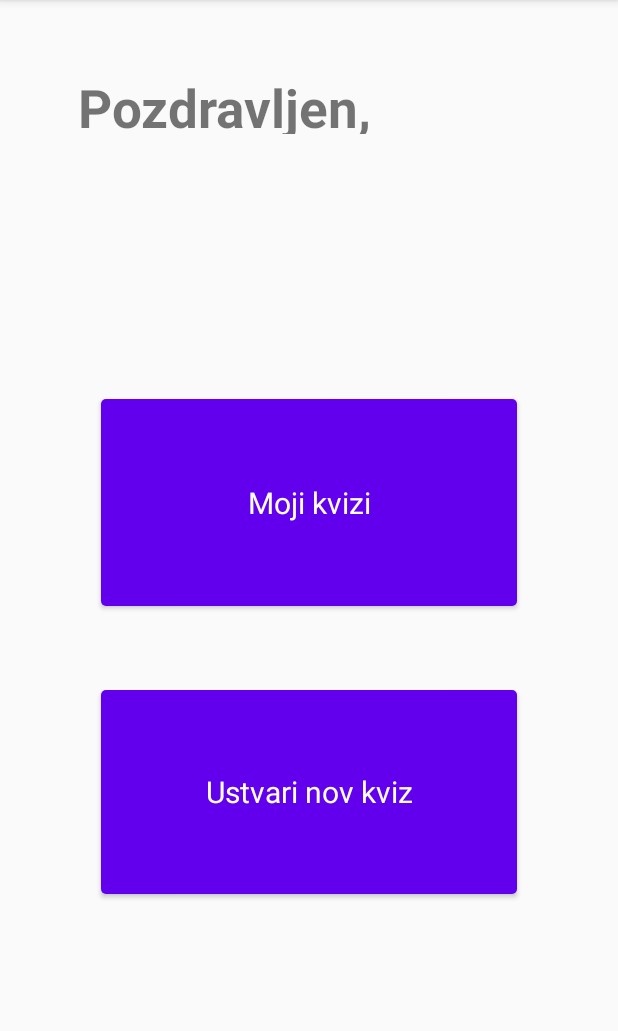
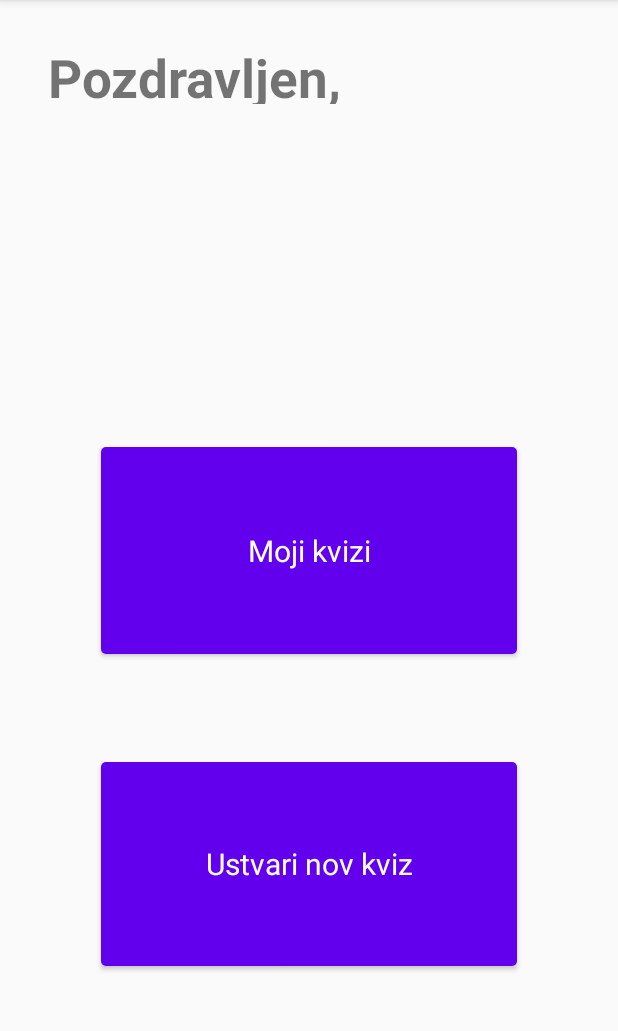
Before and after one commit to codeGal07/kvizko-app, an Android app: the screen it shows after launch (BasicPageActvity), after a tap on "SIGN IN OR REGISTER", on a phone screen of 412 x 824 dp, the part 84-1115 px from its top. Run offline under Robolectric (Android 15) with nearby library versions, the phone set to English and light mode, and no system bars; our stand-ins replace Firebase (no records; nobody signed in at launch, a user with empty details on screens opened directly).

```diff
--- a/app/src/main/AndroidManifest.xml
+++ b/app/src/main/AndroidManifest.xml
@@ -9,6 +9,9 @@
         android:roundIcon="@mipmap/ic_launcher_round"
         android:supportsRtl="true"
         android:theme="@style/AppTheme">
+        <activity
+            android:name=".UstvariNovKvizActivity"
+            android:exported="false" />
         <activity
             android:name=".IzbranKvizActivity"
             android:exported="false" />
--- a/app/src/main/java/si/uni_lj/fri/pbd/mojkvizko/BasicPageActvity.java
+++ b/app/src/main/java/si/uni_lj/fri/pbd/mojkvizko/BasicPageActvity.java
@@ -17,18 +17,23 @@ public class BasicPageActvity extends AppCompatActivity {
         super.onCreate(savedInstanceState);
         setContentView(R.layout.activity_basic_page);
 
-        String user_mail = getIntent().getStringExtra("EXTRA_MAIL");
+        String uporabnisko_ime = getIntent().getStringExtra("EXTRA_UPORABNISKO_IME");
         name = (TextView) findViewById(R.id.textMail);
-        name.setText(user_mail);
+        name.setText(uporabnisko_ime);
 
     }
 
-
     public void mojiKvizi(View view) {
         Intent intent = new Intent(this, MojiKviziActivity.class);
+        intent.putExtra("EXTRA_UPORABNISKO_IME", name.getText().toString());
         startActivity(intent);
 
     }
 
+    public void ustvariNovKviz(View view) {
+        Intent intent = new Intent(this, UstvariNovKvizActivity.class);
+        startActivity(intent);
+    }
+
 
 }
--- a/app/src/main/java/si/uni_lj/fri/pbd/mojkvizko/CourseAdapter.java
+++ b/app/src/main/java/si/uni_lj/fri/pbd/mojkvizko/CourseAdapter.java
@@ -36,7 +36,6 @@ public class CourseAdapter extends RecyclerView.Adapter<CourseAdapter.Viewholder
         // to set data to textview and imageview of each card layout
         CourseModel model = courseModelArrayList.get(position);
         holder.courseNameTV.setText(model.getCourse_name());
-        holder.courseRatingTV.setText("" + model.getCourse_rating());
         holder.courseIV.setImageResource(model.getCourse_image());
     }
 
@@ -58,7 +57,6 @@ public class CourseAdapter extends RecyclerView.Adapter<CourseAdapter.Viewholder
             super(itemView);
             courseIV = itemView.findViewById(R.id.idIVCourseImage);
             courseNameTV = itemView.findViewById(R.id.idTVCourseName);
-            courseRatingTV = itemView.findViewById(R.id.idTVCourseRating);
             this.onItemClickListener = onItemClickListener;
 
             itemView.setOnClickListener(this);
@@ -71,7 +69,6 @@ public class CourseAdapter extends RecyclerView.Adapter<CourseAdapter.Viewholder
     }
 
 
-
     public interface OnItemClickListener {
         void onItemClick( int position);
     }
--- a/app/src/main/java/si/uni_lj/fri/pbd/mojkvizko/IzbranKvizActivity.java
+++ b/app/src/main/java/si/uni_lj/fri/pbd/mojkvizko/IzbranKvizActivity.java
@@ -56,8 +56,6 @@ public class IzbranKvizActivity extends AppCompatActivity {
 
     }
 
-
-
     public void updateVpasanje(View view){
         currentIndex = (currentIndex + 1) % vprasanjeBank.length;
         vprasanje.setText(vprasanjeBank[currentIndex].getVprasanje());
--- /dev/null
+++ b/app/src/main/java/si/uni_lj/fri/pbd/mojkvizko/KvizModel.java
@@ -0,0 +1,29 @@
+package si.uni_lj.fri.pbd.mojkvizko;
+
+import java.util.List;
+
+public class KvizModel {
+    private String imeKviza;
+    private List<VprasanjeModel> vprasanjeModelList;
+
+    public KvizModel(String imeKviza, List<VprasanjeModel> vprasanjeModelList) {
+        this.imeKviza = imeKviza;
+        this.vprasanjeModelList = vprasanjeModelList;
+    }
+
+    public String getImeKviza() {
+        return imeKviza;
+    }
+
+    public void setImeKviza(String imeKviza) {
+        this.imeKviza = imeKviza;
+    }
+
+    public List<VprasanjeModel> getVprasanjeModelList() {
+        return vprasanjeModelList;
+    }
+
+    public void setVprasanjeModelList(List<VprasanjeModel> vprasanjeModelList) {
+        this.vprasanjeModelList = vprasanjeModelList;
+    }
+}
--- a/app/src/main/java/si/uni_lj/fri/pbd/mojkvizko/LoginActivity.java
+++ b/app/src/main/java/si/uni_lj/fri/pbd/mojkvizko/LoginActivity.java
@@ -3,26 +3,136 @@ package si.uni_lj.fri.pbd.mojkvizko;
 import android.content.Intent;
 import android.os.Bundle;
 
+import androidx.annotation.NonNull;
 import androidx.appcompat.app.AppCompatActivity;
 
+import android.util.Log;
 import android.view.View;
+import android.widget.Button;
 import android.widget.EditText;
+
+import com.google.android.gms.tasks.OnFailureListener;
+import com.google.android.gms.tasks.OnSuccessListener;
+import com.google.firebase.firestore.FirebaseFirestore;
+
+import java.util.ArrayList;
+import java.util.HashMap;
+import java.util.Map;
 
 
 public class LoginActivity extends AppCompatActivity {
     EditText mail;
+    EditText password;
+    Button btn;
+    FirebaseFirestore db;
+
+    ArrayList<VprasanjeModel> vprasanjaList1_u1 = new ArrayList<VprasanjeModel>();
+    ArrayList<VprasanjeModel> vprasanjaList2_u1 = new ArrayList<VprasanjeModel>();
+    ArrayList<KvizModel> kvizModelList_u1 = new ArrayList<KvizModel>();
+
+    ArrayList<VprasanjeModel> vprasanjaList1_u2 = new ArrayList<VprasanjeModel>();
+    ArrayList<VprasanjeModel> vprasanjaList2_u2 = new ArrayList<VprasanjeModel>();
+    ArrayList<KvizModel> kvizModelList_u2 = new ArrayList<KvizModel>();
     @Override
     public void onCreate(Bundle savedInstanceState) {
         super.onCreate(savedInstanceState);
         setContentView(R.layout.activity_login);
+        mail = findViewById(R.id.username);
+        password = findViewById(R.id.password);
+        btn = findViewById(R.id.login);
+
+        db = FirebaseFirestore.getInstance();
+
+//        btn.setOnClickListener(v ->
+//        {
+//            Map<String, Object> user = new HashMap<>();
+//            user.put("Email", mail.getText().toString());
+//            user.put("Geslo", password.getText().toString());
+//
+//
+////            Uporabnik uporabnik = new Uporabnik(mail.getText().toString(), password.getText().toString());
+//            db.collection("user")
+//                    .add(user)
+//                    .addOnSuccessListener(suc ->
+//            {
+//                Toast.makeText(this, "Inserted", Toast.LENGTH_SHORT).show();
+//            }).addOnFailureListener(er ->
+//            {
+//                Toast.makeText(this, "ne dela", Toast.LENGTH_SHORT).show();
+//            });
+//        });
+
+
+        //run to add user and quiz to database
+        // FIRST USER
+        vprasanjaList1_u1.add( new VprasanjeModel("V kateri državi se je zgodil dan D?", "V Franciji"));
+        vprasanjaList1_u1.add( new VprasanjeModel("Kdo je bil zaveznik nacistične Nemčije?", "Italija in Japonska"));
+        vprasanjaList1_u1.add( new VprasanjeModel("Katerega leta se je začela 2. svetovna vojna?", "1939"));
+        KvizModel kvizModel1_u1 = new KvizModel("||. svetovna vojna", vprasanjaList1_u1);
+
+        vprasanjaList2_u1.add( new VprasanjeModel("Kdo je avstrolopitek?", "Prvi človek al neki"));
+        vprasanjaList2_u1.add( new VprasanjeModel("Kdaj je bla kamena doma?", "Enkrat v prazgodovini"));
+        vprasanjaList2_u1.add( new VprasanjeModel("Kje so našli okostje avstrolopitka?", "V Afriki"));
+        KvizModel kvizModel2_u1 = new KvizModel("Prazgodovina", vprasanjaList2_u1);
+
+        kvizModelList_u1.add(kvizModel1_u1);
+        kvizModelList_u1.add(kvizModel2_u1);
+
+        Map<String, Object> user_u1 = new HashMap<>();
+        user_u1.put("Kvizi", kvizModelList_u1);
+
+        db.collection("user").document("Janez123")
+                .set(user_u1)
+                .addOnSuccessListener(new OnSuccessListener<Void>() {
+                    @Override
+                    public void onSuccess(Void aVoid) {
+                        Log.d("TAG", "DocumentSnapshot successfully written!");
+                    }
+                })
+                .addOnFailureListener(new OnFailureListener() {
+                    @Override
+                    public void onFailure(@NonNull Exception e) {
+                        Log.w("TAG", "Error writing document", e);
+                    }
+                });
+
+        //SECOND USER
+        vprasanjaList1_u2.add( new VprasanjeModel("Kdaj je obstajalo rimsko cesarstvo", "27 pr. n. št.–1453"));
+        vprasanjaList1_u2.add( new VprasanjeModel("Kater jezik so govorili rimljani", "Latinsko"));
+        KvizModel kvizModel_u2 = new KvizModel("Rimljani", vprasanjaList1_u2);
+
+        kvizModelList_u2.add(kvizModel_u2);
+
+        Map<String, Object> user_u2 = new HashMap<>();
+        user_u2.put("Kvizi", kvizModelList_u2);
+
+        db.collection("user").document("Ana123")
+                .set(user_u2)
+                .addOnSuccessListener(new OnSuccessListener<Void>() {
+                    @Override
+                    public void onSuccess(Void aVoid) {
+                        Log.d("TAG", "DocumentSnapshot successfully written!");
+                    }
+                })
+                .addOnFailureListener(new OnFailureListener() {
+                    @Override
+                    public void onFailure(@NonNull Exception e) {
+                        Log.w("TAG", "Error writing document", e);
+                    }
+                });
+
     }
 
 
     public void loginUser(View view) {
 
         mail = findViewById(R.id.username);
+        password = findViewById(R.id.password);
+        btn = findViewById(R.id.login);
+
+
         Intent intent = new Intent(this, BasicPageActvity.class);
-        intent.putExtra("EXTRA_MAIL", mail.getText().toString());
+        intent.putExtra("EXTRA_UPORABNISKO_IME", mail.getText().toString());
         startActivity(intent);
 
     }
--- a/app/src/main/java/si/uni_lj/fri/pbd/mojkvizko/MojiKviziActivity.java
+++ b/app/src/main/java/si/uni_lj/fri/pbd/mojkvizko/MojiKviziActivity.java
@@ -21,6 +21,9 @@ public class MojiKviziActivity extends AppCompatActivity implements CourseAdapte
     protected void onCreate(Bundle savedInstanceState) {
         super.onCreate(savedInstanceState);
         setContentView(R.layout.activity_moji_kvizi);
+
+        String uporabnisko_ime = getIntent().getStringExtra("EXTRA_UPORABNISKO_IME");
+
 
         courseRV = findViewById(R.id.idRVCourse);
 
--- a/app/src/main/java/si/uni_lj/fri/pbd/mojkvizko/VprasanjeModel.java
+++ b/app/src/main/java/si/uni_lj/fri/pbd/mojkvizko/VprasanjeModel.java
@@ -1,14 +1,14 @@
 package si.uni_lj.fri.pbd.mojkvizko;
-
-import android.content.pm.VersionedPackage;
 
 public class VprasanjeModel {
     private String vprasanje;
     private String odgovor;
 
+
     public VprasanjeModel(String vprasanje, String odgovor) {
         this.vprasanje = vprasanje;
         this.odgovor = odgovor;
+
     }
 
     public String getVprasanje() {
--- a/app/src/main/res/layout/activity_basic_page.xml
+++ b/app/src/main/res/layout/activity_basic_page.xml
@@ -11,13 +11,14 @@
         android:id="@+id/textMail"
         android:layout_width="180dp"
         android:layout_height="44dp"
-        android:layout_marginTop="4dp"
+        android:layout_marginTop="84dp"
         android:text="TextView"
+
         android:textSize="25sp"
         app:layout_constraintEnd_toEndOf="parent"
-        app:layout_constraintHorizontal_bias="0.225"
+        app:layout_constraintHorizontal_bias="0.138"
         app:layout_constraintStart_toStartOf="parent"
-        app:layout_constraintTop_toBottomOf="@+id/editTextTextPersonName"
+        app:layout_constraintTop_toTopOf="parent"
         tools:ignore="MissingConstraints" />
 
     <androidx.appcompat.widget.AppCompatButton
@@ -36,16 +37,17 @@
         app:layout_constraintEnd_toEndOf="parent"
         app:layout_constraintStart_toStartOf="parent"
         app:layout_constraintTop_toBottomOf="@+id/textMail"
-        app:layout_constraintVertical_bias="1.0" />
+        app:layout_constraintVertical_bias="0.915" />
 
     <androidx.appcompat.widget.AppCompatButton
         android:id="@+id/button2"
         style="@style/Widget.MaterialComponents.Button"
         android:layout_width="277dp"
         android:layout_height="136dp"
-        android:layout_marginBottom="172dp"
+        android:layout_marginBottom="124dp"
         android:background="@drawable/button"
         android:text="Ustvari nov kviz"
+        android:onClick="ustvariNovKviz"
         android:textColor="#FFFFFF"
         android:textSize="20sp"
         app:layout_constraintBottom_toBottomOf="parent"
@@ -56,9 +58,9 @@
         android:id="@+id/editTextTextPersonName"
         android:layout_width="244dp"
         android:layout_height="41dp"
-        android:layout_marginStart="52dp"
-        android:layout_marginLeft="52dp"
-        android:layout_marginTop="48dp"
+        android:layout_marginStart="32dp"
+        android:layout_marginLeft="32dp"
+        android:layout_marginTop="28dp"
         android:ems="10"
         android:inputType="textPersonName"
         android:text="Pozdravljen,"
--- a/app/src/main/res/layout/activity_login.xml
+++ b/app/src/main/res/layout/activity_login.xml
@@ -19,7 +19,7 @@
         android:layout_marginTop="96dp"
         android:layout_marginEnd="24dp"
 
-        android:hint="@string/prompt_email"
+        android:hint="Uporabniško ime"
         android:inputType="textEmailAddress"
         android:selectAllOnFocus="true"
         app:layout_constraintEnd_toEndOf="parent"
@@ -34,7 +34,7 @@
         android:layout_marginTop="8dp"
         android:layout_marginEnd="24dp"
 
-        android:hint="@string/prompt_password"
+        android:hint="Geslo"
         android:imeActionLabel="@string/action_sign_in_short"
         android:imeOptions="actionDone"
         android:inputType="textPassword"
--- a/app/src/main/res/layout/activity_moji_kvizi.xml
+++ b/app/src/main/res/layout/activity_moji_kvizi.xml
@@ -23,7 +23,7 @@
         android:layout_marginEnd="131dp"
         android:layout_marginRight="131dp"
         android:text="Moji kvizi"
-        android:textSize="35sp"
+        android:textSize="30sp"
         app:layout_constraintEnd_toEndOf="parent"
         app:layout_constraintHorizontal_bias="0.225"
         app:layout_constraintStart_toStartOf="parent"
--- a/build.gradle
+++ b/build.gradle
@@ -9,6 +9,7 @@ buildscript {
     }
     dependencies {
         classpath 'com.android.tools.build:gradle:3.6.1'
+        classpath 'com.google.gms:google-services:4.3.10'
 
 
         // NOTE: Do not place your application dependencies here; they belong
```
Also changed, not shown: app/build.gradle (+12 -3 lines), app/src/main/java/si/uni_lj/fri/pbd/mojkvizko/Uporabnik.java (added, +30 -0 lines), app/src/main/java/si/uni_lj/fri/pbd/mojkvizko/UstvariNovKvizActivity.java (added, +14 -0 lines), app/src/main/res/layout/activity_ustvari_nov_kviz.xml (added, +51 -0 lines), app/src/main/res/layout/card_layout.xml (+8 -18 lines), 1 other file.
